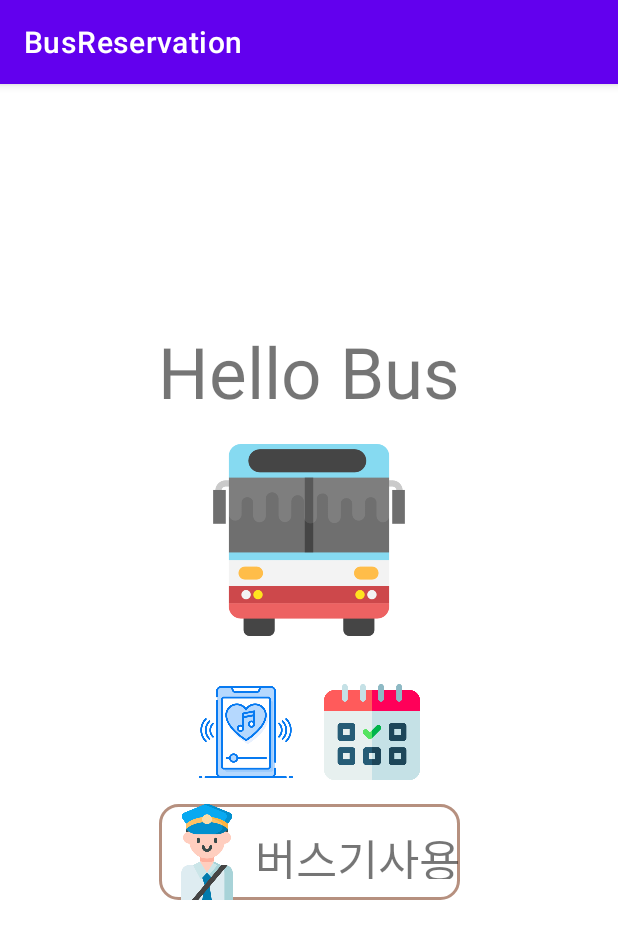
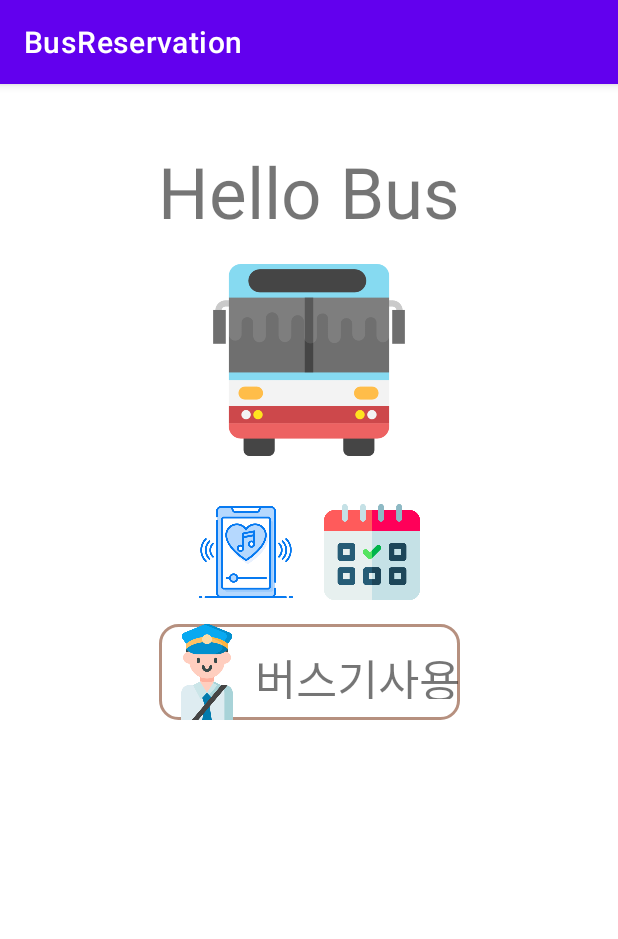
Before and after one commit to yooman22/BusReservation, an Android app: the screen it shows after launch (MainActivity), on a phone screen of 412 x 824 dp. Shown: the top 939 px of the screen. Run offline under Robolectric (Android 15) with nearby library versions, the light colour scheme and no system bars.

Commit message:
유재만 : 위치 변경

```diff
--- a/app/src/main/res/layout/activity_main.xml
+++ b/app/src/main/res/layout/activity_main.xml
@@ -15,7 +15,7 @@
             android:textAlignment="center"
             android:autoSizeTextType="uniform"
             android:textFontWeight="@android:integer/config_longAnimTime"
-            android:layout_marginTop="160dp"
+            android:layout_marginTop="40dp"
             app:layout_constraintLeft_toLeftOf="parent"
             app:layout_constraintRight_toRightOf="parent"
             app:layout_constraintTop_toTopOf="parent"/>
@@ -26,7 +26,7 @@
             android:layout_height="128dp"
             android:layout_gravity="center"
             android:src="@drawable/bus"
-            android:layout_marginTop="240dp"
+            android:layout_marginTop="120dp"
             app:layout_constraintLeft_toLeftOf="parent"
             app:layout_constraintRight_toRightOf="parent"
             app:layout_constraintTop_toTopOf="parent"/>
@@ -35,7 +35,7 @@
             app:layout_constraintLeft_toLeftOf="parent"
             app:layout_constraintRight_toRightOf="parent"
             app:layout_constraintTop_toTopOf="parent"
-            android:layout_marginTop="400dp"
+            android:layout_marginTop="280dp"
             android:layout_width="wrap_content"
             android:layout_height="64dp">
                 <ImageView
@@ -57,7 +57,7 @@
             app:layout_constraintRight_toRightOf="parent"
             app:layout_constraintTop_toTopOf="parent"
             android:background="@drawable/edge"
-            android:layout_marginTop="480dp"
+            android:layout_marginTop="360dp"
             android:layout_width="wrap_content"
             android:layout_height="64dp">
                 <ImageView
```
